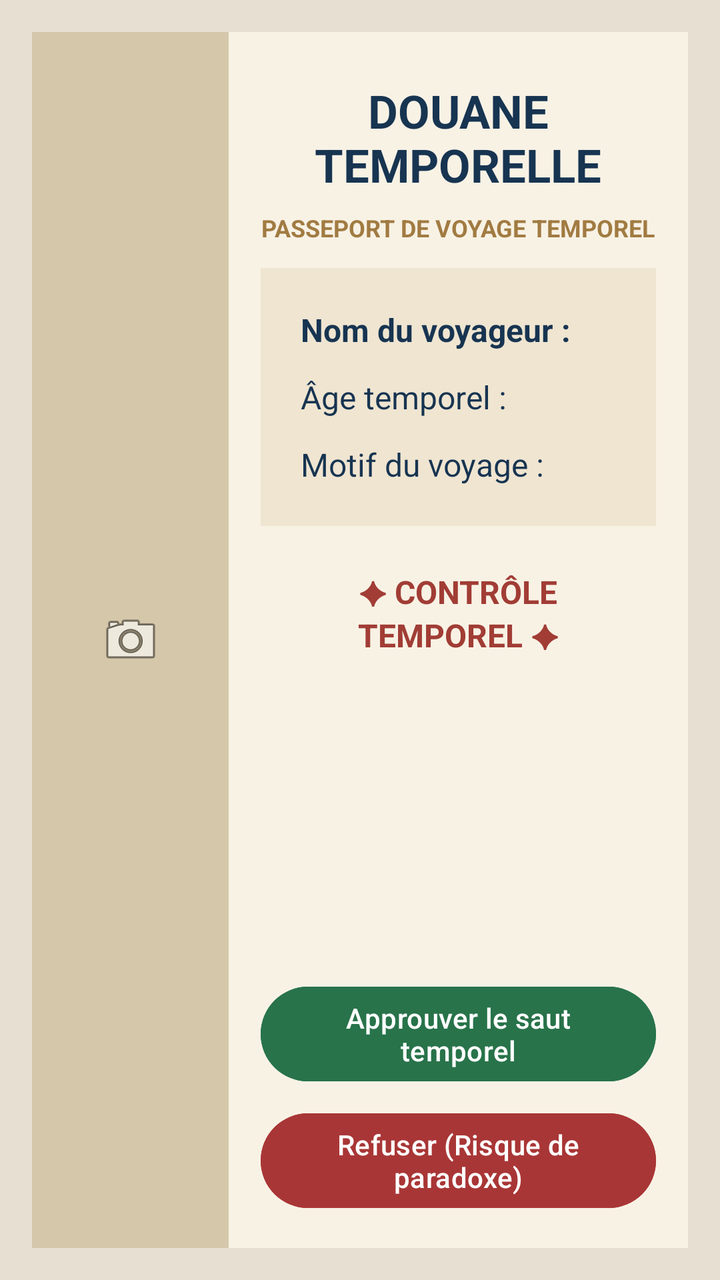
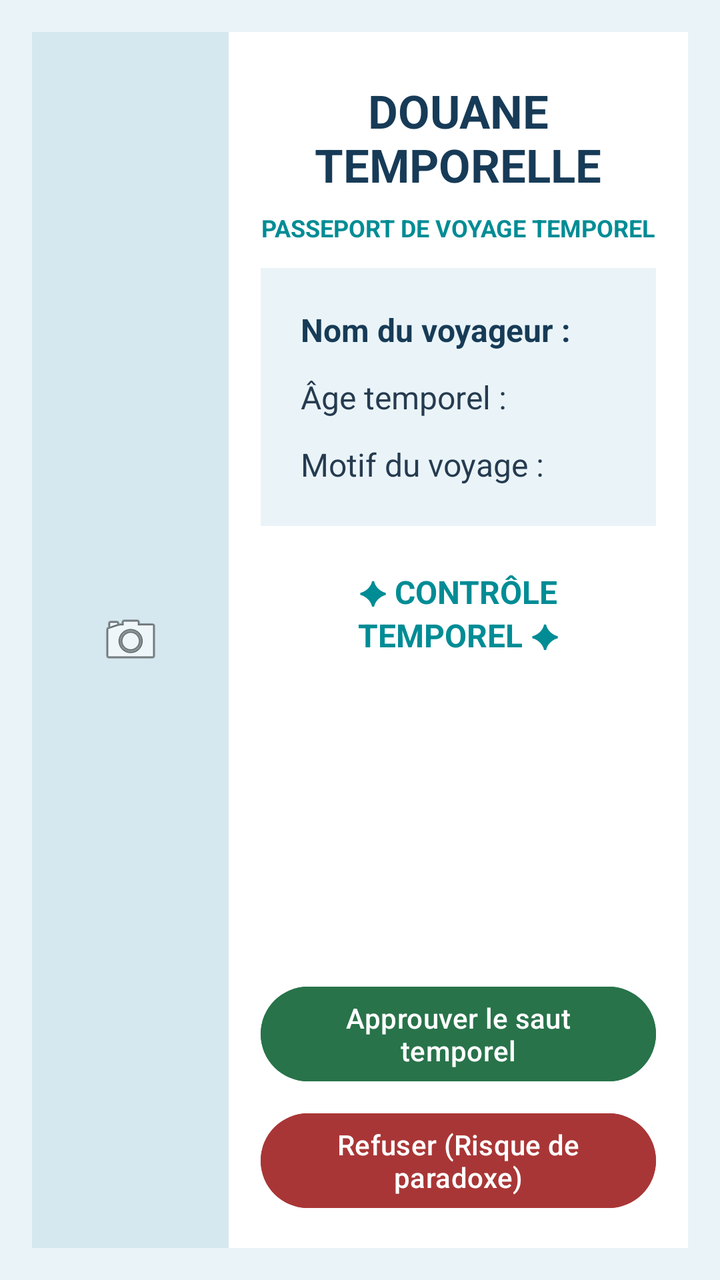

Two renders of the same Android screen: before a commit and after it. Below are the layout's source before the change and the commit's diff.
<!-- AndroidManifest.xml: application theme Theme.DouaneTemporelle -->
<!-- res/layout/activity_verification.xml -->
<?xml version="1.0" encoding="utf-8"?>
<LinearLayout
    xmlns:android="http://schemas.android.com/apk/res/android"
    android:layout_width="match_parent"
    android:layout_height="match_parent"
    android:orientation="horizontal"
    android:padding="16dp"
    android:background="#E7E0D2">

    
    <ImageView
        android:id="@+id/img_passeport_rc"
        android:layout_width="0dp"
        android:layout_height="match_parent"
        android:layout_weight="0.3"
        android:src="@android:drawable/ic_menu_camera"
        android:scaleType="centerInside"
        android:background="#D5C7AA"
        android:padding="12dp"
        android:contentDescription="Photo du voyageur" />

    
    <RelativeLayout
        android:id="@+id/layout_verification_rc"
        android:layout_width="0dp"
        android:layout_height="match_parent"
        android:layout_weight="0.7"
        android:padding="16dp"
        android:background="#F8F2E5">

        
        <TextView
            android:id="@+id/txt_titre_verification_rc"
            android:layout_width="match_parent"
            android:layout_height="wrap_content"
            android:text="DOUANE TEMPORELLE"
            android:textSize="23sp"
            android:textStyle="bold"
            android:textColor="#173451"
            android:gravity="center"
            android:padding="8dp" />

        
        <TextView
            android:id="@+id/txt_sous_titre_rc"
            android:layout_width="match_parent"
            android:layout_height="wrap_content"
            android:layout_below="@id/txt_titre_verification_rc"
            android:text="PASSEPORT DE VOYAGE TEMPOREL"
            android:textSize="12sp"
            android:textStyle="bold"
            android:textColor="#A17B42"
            android:gravity="center"
            android:paddingBottom="12dp" />

        
        <LinearLayout
            android:id="@+id/layout_infos_rc"
            android:layout_width="match_parent"
            android:layout_height="wrap_content"
            android:layout_below="@id/txt_sous_titre_rc"
            android:orientation="vertical"
            android:background="#EFE5D1"
            android:padding="14dp">

            <TextView
                android:id="@+id/txt_nom_voyageur_rc"
                android:layout_width="match_parent"
                android:layout_height="wrap_content"
                android:text="Nom du voyageur :"
                android:textSize="16sp"
                android:textStyle="bold"
                android:textColor="#173451"
                android:padding="6dp" />

            <TextView
                android:id="@+id/txt_age_temporel_rc"
                android:layout_width="match_parent"
                android:layout_height="wrap_content"
                android:text="Âge temporel :"
                android:textSize="16sp"
                android:textColor="#173451"
                android:padding="6dp" />

            <TextView
                android:id="@+id/txt_motif_voyage_rc"
                android:layout_width="match_parent"
                android:layout_height="wrap_content"
                android:text="Motif du voyage :"
                android:textSize="16sp"
                android:textColor="#173451"
                android:padding="6dp" />

        </LinearLayout>

        
        <TextView
            android:id="@+id/txt_tampon_rc"
            android:layout_width="match_parent"
            android:layout_height="wrap_content"
            android:layout_below="@id/layout_infos_rc"
            android:layout_marginTop="14dp"
            android:text="✦ CONTRÔLE TEMPOREL ✦"
            android:textColor="#A13D35"
            android:textSize="16sp"
            android:textStyle="bold"
            android:gravity="center"
            android:padding="8dp" />

        
        <Button
            android:id="@+id/btn_accepter_rc"
            android:layout_width="match_parent"
            android:layout_height="wrap_content"
            android:layout_above="@id/btn_refuser_rc"
            android:layout_marginBottom="8dp"
            android:text="Approuver le saut temporel"
            android:textColor="#FFFFFF"
            android:backgroundTint="#28734A" />

        
        <Button
            android:id="@+id/btn_refuser_rc"
            android:layout_width="match_parent"
            android:layout_height="wrap_content"
            android:layout_alignParentBottom="true"
            android:text="Refuser (Risque de paradoxe)"
            android:textColor="#FFFFFF"
            android:backgroundTint="#A93636" />

    </RelativeLayout>

</LinearLayout>
<!-- resources referenced by this layout -->
<resources>
  <style name="Theme.DouaneTemporelle" parent="Base.Theme.DouaneTemporelle" />
  <style name="Base.Theme.DouaneTemporelle" parent="Theme.Material3.DayNight.NoActionBar">
          
          
      </style>
</resources>

<!-- the commit's change to res/layout/activity_verification.xml (unified diff, before → after) -->
@@ -5,7 +5,7 @@
     android:layout_height="match_parent"
     android:orientation="horizontal"
     android:padding="16dp"
-    android:background="#E7E0D2">
+    android:background="#EAF4F8">
 
     
     <ImageView
@@ -15,7 +15,7 @@
         android:layout_weight="0.3"
         android:src="@android:drawable/ic_menu_camera"
         android:scaleType="centerInside"
-        android:background="#D5C7AA"
+        android:background="#D6E8EF"
         android:padding="12dp"
         android:contentDescription="Photo du voyageur" />
 
@@ -26,7 +26,7 @@
         android:layout_height="match_parent"
         android:layout_weight="0.7"
         android:padding="16dp"
-        android:background="#F8F2E5">
+        android:background="#FFFFFF">
 
         
         <TextView
@@ -36,7 +36,7 @@
             android:text="DOUANE TEMPORELLE"
             android:textSize="23sp"
             android:textStyle="bold"
-            android:textColor="#173451"
+            android:textColor="#173B57"
             android:gravity="center"
             android:padding="8dp" />
 
@@ -49,7 +49,7 @@
             android:text="PASSEPORT DE VOYAGE TEMPOREL"
             android:textSize="12sp"
             android:textStyle="bold"
-            android:textColor="#A17B42"
+            android:textColor="#008C95"
             android:gravity="center"
             android:paddingBottom="12dp" />
 
@@ -60,7 +60,7 @@
             android:layout_height="wrap_content"
             android:layout_below="@id/txt_sous_titre_rc"
             android:orientation="vertical"
-            android:background="#EFE5D1"
+            android:background="#EAF4F8"
             android:padding="14dp">
 
             <TextView
@@ -70,7 +70,7 @@
                 android:text="Nom du voyageur :"
                 android:textSize="16sp"
                 android:textStyle="bold"
-                android:textColor="#173451"
+                android:textColor="#173B57"
                 android:padding="6dp" />
 
             <TextView
@@ -79,7 +79,7 @@
                 android:layout_height="wrap_content"
                 android:text="Âge temporel :"
                 android:textSize="16sp"
-                android:textColor="#173451"
+                android:textColor="#263B50"
                 android:padding="6dp" />
 
             <TextView
@@ -88,7 +88,7 @@
                 android:layout_height="wrap_content"
                 android:text="Motif du voyage :"
                 android:textSize="16sp"
-                android:textColor="#173451"
+                android:textColor="#263B50"
                 android:padding="6dp" />
 
         </LinearLayout>
@@ -101,7 +101,7 @@
             android:layout_below="@id/layout_infos_rc"
             android:layout_marginTop="14dp"
             android:text="✦ CONTRÔLE TEMPOREL ✦"
-            android:textColor="#A13D35"
+            android:textColor="#008C95"
             android:textSize="16sp"
             android:textStyle="bold"
             android:gravity="center"
